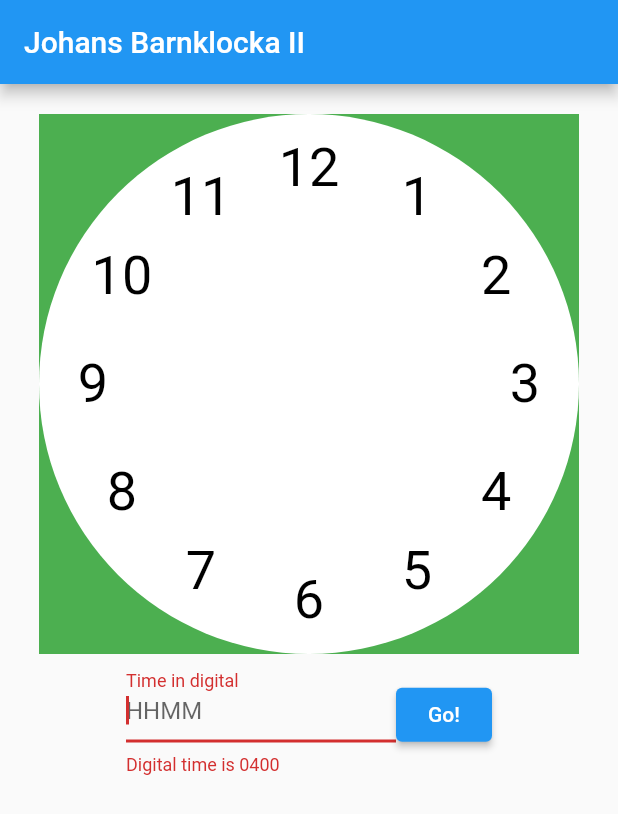
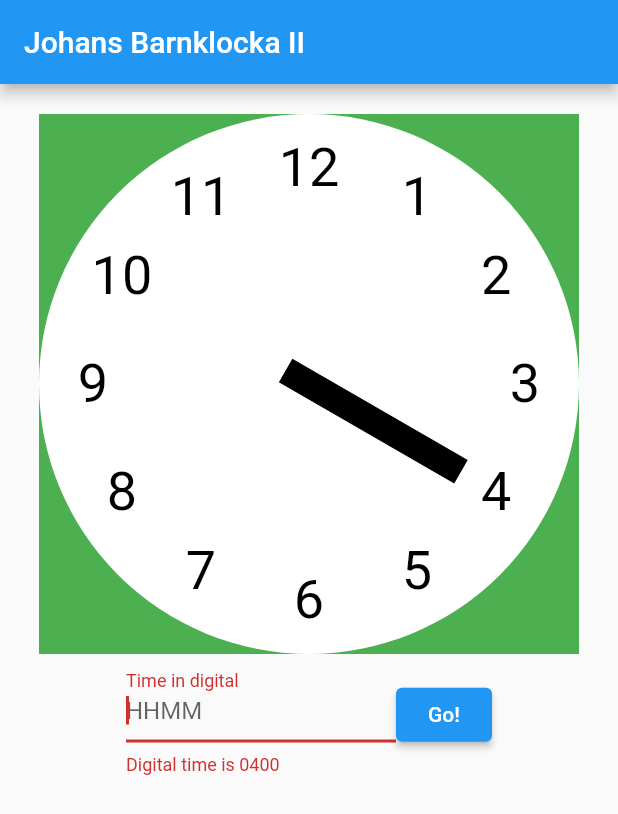
Before and after one commit to walles/barnklocka2, a Flutter app: the screen it shows after launch, after a tap on "Go!", on a phone screen of 412 x 824 dp. Shown: the top 814 px of the screen. Run offline on Flutter 3.47's test engine with Material 2 defaults, Android fonts, the phone set to English and light mode, and no system bars.

Commit message:
Draw hour hand

```diff
--- a/lib/clock.dart
+++ b/lib/clock.dart
@@ -39,7 +39,7 @@ class _ClockPainter extends CustomPainter {
   @override
   void paint(Canvas canvas, Size size) {
     // We should be inside an AspectRatio(1.0) widget
-    assert(size.width == size.height);
+    assert((size.width - size.height) < 1.0, '${size.width} vs ${size.height}');
 
     // FIXME: Maybe drop one or both of these lines?
     canvas.clipRect(Rect.fromLTRB(0, 0, size.width, size.height));
@@ -96,8 +96,24 @@ class _ClockPainter extends CustomPainter {
     const fullRotation = pi * 2;
     final rotationFraction = (_hours / 12.0) + (_minutes / (12 * 60));
     final rotation = fullRotation * rotationFraction;
+    final radius = diameter / 2;
 
-    // FIXME: Draw the hour hand with the given rotation
+    final width = radius * .1;
+    final length = radius * .65;
+
+    final paint = Paint();
+    paint.strokeWidth = width;
+    paint.color = Colors.black;
+    paint.style = PaintingStyle.stroke;
+
+    canvas.save();
+    try {
+      canvas.translate(radius, radius);
+      canvas.rotate(rotation);
+      canvas.drawLine(Offset(0, width), Offset(0, -length), paint);
+    } finally {
+      canvas.restore();
+    }
   }
 
   @override
--- a/lib/main.dart
+++ b/lib/main.dart
@@ -44,6 +44,7 @@ class _MyHomePageState extends State<MyHomePage> {
 
   DateTime _getTimestamp() {
     _timestamp ??= _createRandomTimestamp();
+    print('New timestamp: $_timestamp');
     return _timestamp!;
   }
 
```
